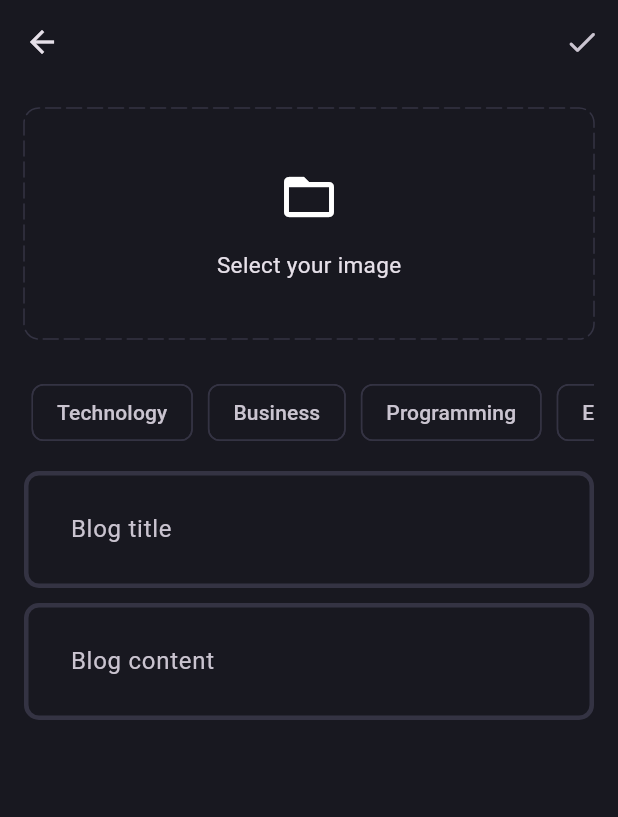
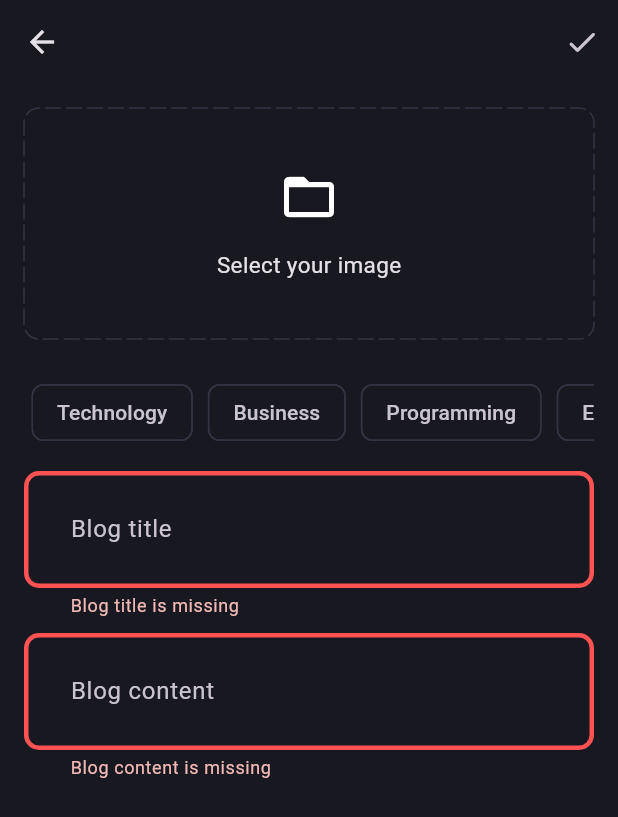
Before and after one commit to VikramNaik26/Blog-App, a Flutter app: the AddNewBlogPage screen opened directly, after a tap on the "done" icon, on a phone screen of 412 x 824 dp. Shown: the top 817 px of the screen. Run offline on Flutter 3.47's test engine with Material 3 defaults, Android fonts, the phone set to English and light mode, and no system bars; drawn by our look-alikes of dotted_border; our stand-ins replace flutter_bloc, fpdart, get_it, image_picker, supabase_flutter; accounts and stored records are empty.

Commit message:
fix: finish add blog functionality

```diff
--- a/lib/core/theme/theme.dart
+++ b/lib/core/theme/theme.dart
@@ -18,7 +18,9 @@ class AppTheme {
     inputDecorationTheme: InputDecorationTheme(
       contentPadding: const EdgeInsets.all(27),
       enabledBorder: _border(),
+      border: _border(),
       focusedBorder: _border(AppPallete.gradient2),
+      errorBorder: _border(AppPallete.errorColor),
     ),
     chipTheme: const ChipThemeData(
       color: MaterialStatePropertyAll(AppPallete.backgroundColor),
--- a/lib/features/blog/data/datasources/blog_remote_data_source.dart
+++ b/lib/features/blog/data/datasources/blog_remote_data_source.dart
@@ -35,7 +35,7 @@ class BlogRemoteDataSourceImpl implements BlogRemoteDataSource {
     required BlogModel blog,
   }) async {
     try {
-      await supabaseClient.storage.from('blog_imagesA').upload(blog.id, image);
+      await supabaseClient.storage.from('blog_images').upload(blog.id, image);
 
       return supabaseClient.storage.from('blog_images').getPublicUrl(blog.id);
     } catch (e) {
--- a/lib/features/blog/presentation/pages/add_new_blog_page.dart
+++ b/lib/features/blog/presentation/pages/add_new_blog_page.dart
@@ -1,11 +1,16 @@
 import 'dart:io';
 
+import 'package:blog_app/core/common/cubits/app_user/app_user_cubit.dart';
+import 'package:blog_app/core/common/widgets/loader.dart';
 import 'package:blog_app/core/theme/app_pallete.dart';
 import 'package:blog_app/core/utils/pick_image.dart';
+import 'package:blog_app/core/utils/show_snackbar.dart';
+import 'package:blog_app/features/blog/presentation/bloc/blog_bloc.dart';
+import 'package:blog_app/features/blog/presentation/pages/blog_page.dart';
 import 'package:blog_app/features/blog/presentation/widgets/blog_editor.dart';
 import 'package:dotted_border/dotted_border.dart';
 import 'package:flutter/material.dart';
-import 'package:flutter/widgets.dart';
+import 'package:flutter_bloc/flutter_bloc.dart';
 
 class AddNewBlogPage extends StatefulWidget {
   static route() => MaterialPageRoute(
@@ -20,6 +25,7 @@ class AddNewBlogPage extends StatefulWidget {
 class _AddNewBlogPageState extends State<AddNewBlogPage> {
   final TextEditingController titleController = TextEditingController();
   final TextEditingController contentController = TextEditingController();
+  final formKey = GlobalKey<FormState>();
   List<String> selectedTopics = [];
   File? image;
 
@@ -30,6 +36,23 @@ class _AddNewBlogPageState extends State<AddNewBlogPage> {
       setState(() {
         image = pickedImage;
       });
+    }
+  }
+
+  void _uploadBlog() {
+    if (formKey.currentState!.validate() &&
+        selectedTopics.isNotEmpty &&
+        image != null) {
+      final posterId =
+          (context.read<AppUserCubit>().state as AppUserLoggedIn).user.id;
+
+      context.read<BlogBloc>().add(BlogUpload(
+            posterId: posterId,
+            title: titleController.text.trim(),
+            content: contentController.text.trim(),
+            image: image!,
+            topics: selectedTopics,
+          ));
     }
   }
 
@@ -46,14 +69,30 @@ class _AddNewBlogPageState extends State<AddNewBlogPage> {
       appBar: AppBar(
         actions: [
           IconButton(
-            onPressed: () {},
+            onPressed: _uploadBlog,
             icon: const Icon(Icons.done_rounded),
           )
         ],
       ),
-      body: SingleChildScrollView(
+      body: BlocConsumer<BlogBloc, BlogState>(
+        listener: (context, state) {
+          if (state is BlogFailure) {
+            showSnackBar(context, state.message);
+          } else if (state is BlogSuccess) {
+            Navigator.pushAndRemoveUntil(
+                context, BlogPage.route(), (route) => false);
+          }
+        },
+        builder: (context, state) {
+          if (state is BlogLoading) {
+            return const Loader();
+          }
+
+          return SingleChildScrollView(
             child: Padding(
               padding: const EdgeInsets.all(16.0),
+              child: Form(
+                key: formKey,
                 child: Column(
                   children: [
                     image != null
@@ -156,5 +195,8 @@ class _AddNewBlogPageState extends State<AddNewBlogPage> {
               ),
             ),
           );
+        },
+      ),
+    );
   }
 }
--- a/lib/features/blog/presentation/pages/blog_page.dart
+++ b/lib/features/blog/presentation/pages/blog_page.dart
@@ -3,6 +3,9 @@ import 'package:flutter/cupertino.dart';
 import 'package:flutter/material.dart';
 
 class BlogPage extends StatelessWidget {
+  static route() => MaterialPageRoute(
+        builder: (context) => const BlogPage(),
+      );
   const BlogPage({super.key});
 
   @override
--- a/lib/features/blog/presentation/widgets/blog_editor.dart
+++ b/lib/features/blog/presentation/widgets/blog_editor.dart
@@ -17,6 +17,12 @@ class BlogEditor extends StatelessWidget {
         hintText: hintText,
       ),
       maxLines: null,
+      validator: (value) {
+        if (value!.isEmpty) {
+          return "$hintText is missing";
+        }
+        return null;
+      },
     );
   }
 }
```
Lines whose indentation alone changed are shown as unchanged.
